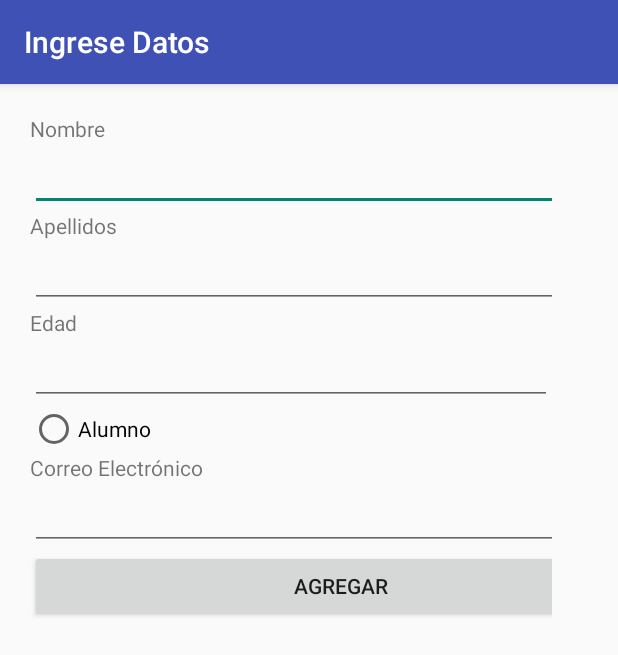
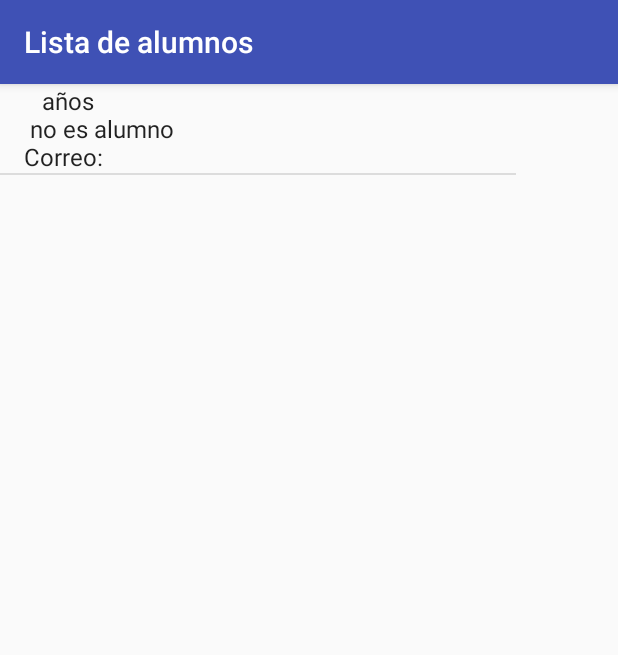
Before and after one commit to MeleekTauz/ListView-Android-Studio, an Android app: the screen it shows after launch (MainActivity before the commit, Lista after it), after a tap on "AGREGAR", on a phone screen of 412 x 824 dp. Shown: the top 655 px of the screen. Run offline under Robolectric (Android 15) with nearby library versions, the phone set to English and light mode, and no system bars.

Commit message:
List view V.final

```diff
--- a/app/src/main/AndroidManifest.xml
+++ b/app/src/main/AndroidManifest.xml
@@ -5,7 +5,7 @@
     <application
         android:allowBackup="true"
         android:icon="@mipmap/ic_launcher"
-        android:label="Ingrese Datos"
+        android:label="Listview"
         android:roundIcon="@mipmap/ic_launcher_round"
         android:supportsRtl="true"
         android:theme="@style/AppTheme">
@@ -16,6 +16,7 @@
                 <category android:name="android.intent.category.LAUNCHER" />
             </intent-filter>
         </activity>
+        <activity android:name=".Lista"></activity>
     </application>
 
 </manifest>
--- /dev/null
+++ b/app/src/main/java/com/jauregui/listview/Lista.java
@@ -0,0 +1,43 @@
+package com.jauregui.listview;
+
+import android.content.Intent;
+import android.support.v7.app.AppCompatActivity;
+import android.os.Bundle;
+import android.widget.ArrayAdapter;
+import android.widget.ListView;
+
+import java.util.ArrayList;
+import java.util.List;
+
+public class Lista extends AppCompatActivity {
+
+    ListView lv1;
+    List<String> lista = new ArrayList<>();
+
+    @Override
+    protected void onCreate(Bundle savedInstanceState) {
+        super.onCreate(savedInstanceState);
+        setContentView(R.layout.activity_lista);
+
+        //
+        setTitle("Lista de alumnos");
+        //
+
+        lv1 = (ListView) findViewById(R.id.lvAlumnos);
+
+        Intent btn1 = getIntent();
+
+        String nombre = btn1.getExtras().getString("nombre");
+        String apellido = btn1.getExtras().getString("apellido");
+        String edad = btn1.getExtras().getString("edad");
+        String mensaje = btn1.getExtras().getString("mensaje");
+        String correo = btn1.getExtras().getString("correo");
+
+        final ArrayAdapter<String> adaptador = new ArrayAdapter<String>(this,android.R.layout.simple_list_item_1,lista);
+
+        lv1.setAdapter(adaptador);
+
+        lista.add(nombre + " " + apellido + " " + edad + " años" + '\n' + mensaje + '\n' + "Correo: " + correo);
+
+    }
+}
--- a/app/src/main/java/com/jauregui/listview/MainActivity.java
+++ b/app/src/main/java/com/jauregui/listview/MainActivity.java
@@ -1,5 +1,6 @@
 package com.jauregui.listview;
 
+import android.content.Intent;
 import android.support.v7.app.AppCompatActivity;
 import android.os.Bundle;
 import android.view.View;
@@ -14,12 +15,13 @@ import android.widget.Toast;
 import java.util.ArrayList;
 import java.util.List;
 
+
 public class MainActivity extends AppCompatActivity {
 
     EditText et1, et2, et3,et4;
     RadioButton rbt1;
-    ListView lv1;
     Button btn1;
+    //ListView lv1;
     List<String> lista = new ArrayList<>();
 
     @Override
@@ -27,13 +29,60 @@ public class MainActivity extends AppCompatActivity {
         super.onCreate(savedInstanceState);
         setContentView(R.layout.activity_main);
 
+        //
+        setTitle("Ingrese Datos");
+        //
         et1 = (EditText) findViewById(R.id.etNombre);
         et2 = (EditText) findViewById(R.id.etApellido);
         et3 = (EditText) findViewById(R.id.etEdad);
         et4 = (EditText) findViewById(R.id.etCorreo);
+        //lv1 = (ListView) findViewById(R.id.List1);
         rbt1 = (RadioButton) findViewById(R.id.rbtAlumno);
-        btn1 = (Button) findViewById(R.id.rbtAlumno);
-        lv1 = (ListView) findViewById(R.id.lvAlumnos);
+        btn1 = (Button) findViewById(R.id.btAgregar);
+
+        //lista.add("Alumno :");
+        //final ArrayAdapter<String> adaptador = new ArrayAdapter<String>(this,android.R.layout.simple_list_item_1,lista);
+
+        //lv1.setAdapter(adaptador);
+
+        btn1.setOnClickListener(new View.OnClickListener() {
+            @Override
+            public void onClick(View view) {
+
+                //lv1.setAdapter(null);
+
+                String mensaje = " no es alumno";
+                if (rbt1.isChecked()){
+                    mensaje = "es alumno";
+                }
+
+                String nombre = et1.getText().toString().trim(), apellido = et2.getText()
+                        .toString().trim(), edad = et3.getText().toString().trim(),
+                        correo = et4.getText().toString().trim();
+                lista.add(nombre);
+                lista.add(apellido);
+                lista.add(edad);
+                lista.add(mensaje);
+                lista.add(correo);
+
+                et1.setText(" ");
+                et2.setText(" ");
+                et3.setText(" ");
+                rbt1.isChecked();
+                et4.setText(" ");
+
+                //lv1.setAdapter(adaptador);
+
+               Intent btn1 = new Intent(MainActivity.this, com.jauregui.listview.Lista.class);
+               btn1.putExtra("nombre", nombre);
+               btn1.putExtra("apellido", apellido);
+               btn1.putExtra("edad", edad);
+               btn1.putExtra("mensaje", mensaje);
+               btn1.putExtra("correo", correo);
+               startActivity(btn1);
+
+            }
+        });
 
     }
 
--- a/app/src/main/res/layout/listview.xml
+++ b/app/src/main/res/layout/activity_lista.xml
@@ -1,14 +1,14 @@
 <?xml version="1.0" encoding="utf-8"?>
-<android.support.constraint.ConstraintLayout
-    xmlns:android="http://schemas.android.com/apk/res/android"
+<android.support.constraint.ConstraintLayout xmlns:android="http://schemas.android.com/apk/res/android"
     xmlns:app="http://schemas.android.com/apk/res-auto"
     xmlns:tools="http://schemas.android.com/tools"
     android:layout_width="match_parent"
-    android:layout_height="match_parent">
+    android:layout_height="match_parent"
+    tools:context=".Lista">
 
     <ListView
         android:id="@+id/lvAlumnos"
-        android:layout_width="368dp"
+        android:layout_width="344dp"
         android:layout_height="495dp"
         tools:layout_editor_absoluteX="8dp"
         tools:layout_editor_absoluteY="8dp" />
--- a/app/src/main/res/layout/activity_main.xml
+++ b/app/src/main/res/layout/activity_main.xml
@@ -53,7 +53,7 @@
             android:layout_width="348dp"
             android:layout_height="wrap_content"
             android:ems="10"
-            android:inputType="textPersonName" />
+            android:inputType="number" />
 
         <RadioButton
             android:id="@+id/rbtAlumno"
@@ -81,5 +81,10 @@
             android:onClick="Agregar"
             android:text="@string/bt1" />
 
+        <ListView
+            android:id="@+id/List1"
+            android:layout_width="match_parent"
+            android:layout_height="match_parent" />
+
     </LinearLayout>
 </android.support.constraint.ConstraintLayout>
```
